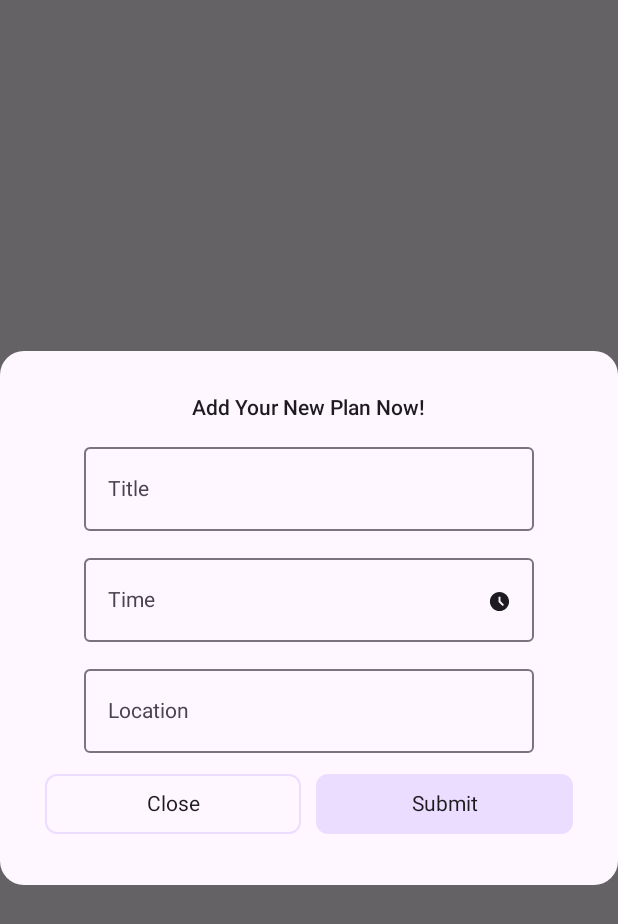
After one commit to fajarnasrullah/BanyumasTourismApp, an Android app built with Jetpack Compose: the composable AlertDialogPlanInput shown on its own in the app's theme, on a phone screen of 412 x 824 dp. The commit adds this screen. Shown: the top 924 px of the screen. Run offline under Robolectric (Android 15) with nearby library versions, the phone set to English and light mode, and no system bars; libraries missing offline, so code that uses them is left out: com.maxkeppeker.sheets, com.maxkeppeler.sheets; 5 statements that could not run were skipped.

Commit message:
create Alert Dialog for menu plan feature, such as Add and Delete

```diff
--- /dev/null
+++ b/app/src/main/java/com/jer/banyumastourismapp/presentation/itinerary/component/AlertDialogPlanInput.kt
@@ -0,0 +1,203 @@
+package com.jer.banyumastourismapp.presentation.itinerary.component
+
+import android.os.Build
+import android.util.TimeFormatException
+import android.widget.TimePicker
+import android.widget.Toast
+import androidx.compose.foundation.BorderStroke
+import androidx.compose.foundation.background
+import androidx.compose.foundation.layout.Arrangement
+import androidx.compose.foundation.layout.Column
+import androidx.compose.foundation.layout.Row
+import androidx.compose.foundation.layout.Spacer
+import androidx.compose.foundation.layout.fillMaxWidth
+import androidx.compose.foundation.layout.height
+import androidx.compose.foundation.layout.padding
+import androidx.compose.foundation.layout.size
+import androidx.compose.foundation.layout.width
+import androidx.compose.foundation.text.KeyboardActions
+import androidx.compose.foundation.text.KeyboardOptions
+import androidx.compose.material.icons.Icons
+import androidx.compose.material3.BasicAlertDialog
+import androidx.compose.material3.Button
+import androidx.compose.material3.ButtonColors
+import androidx.compose.material3.ButtonDefaults
+import androidx.compose.material3.ExperimentalMaterial3Api
+import androidx.compose.material3.Icon
+import androidx.compose.material3.IconButton
+import androidx.compose.material3.MaterialTheme
+import androidx.compose.material3.OutlinedButton
+import androidx.compose.material3.OutlinedTextField
+import androidx.compose.material3.Surface
+import androidx.compose.material3.Text
+import androidx.compose.runtime.Composable
+import androidx.compose.runtime.getValue
+import androidx.compose.runtime.mutableStateOf
+import androidx.compose.runtime.remember
+import androidx.compose.runtime.setValue
+import androidx.compose.ui.Alignment
+import androidx.compose.ui.Modifier
+import androidx.compose.ui.platform.LocalContext
+import androidx.compose.ui.res.painterResource
+import androidx.compose.ui.text.font.FontWeight
+import androidx.compose.ui.text.input.ImeAction
+import androidx.compose.ui.unit.dp
+import androidx.compose.ui.unit.sp
+import com.jer.banyumastourismapp.R
+import com.jer.banyumastourismapp.common.verySmallIcon
+import com.maxkeppeker.sheets.core.models.base.Header
+import com.maxkeppeker.sheets.core.models.base.rememberUseCaseState
+import com.maxkeppeler.sheets.clock.ClockDialog
+import com.maxkeppeler.sheets.clock.models.ClockConfig
+import com.maxkeppeler.sheets.clock.models.ClockSelection
+import java.time.LocalTime
+import java.time.format.DateTimeFormatter
+
+@OptIn(ExperimentalMaterial3Api::class)
+@Composable
+fun AlertDialogPlanInput(modifier: Modifier = Modifier, onDismiss: () -> Unit) {
+
+    var showrequest by remember { mutableStateOf(true) }
+    var category by remember { mutableStateOf(0) }
+    var title by remember { mutableStateOf("") }
+    var time by remember { mutableStateOf("") }
+    var location by remember { mutableStateOf("") }
+
+    var timeRequest by remember { mutableStateOf(false) }
+    val timeState = rememberUseCaseState()
+    var timeText by remember { mutableStateOf("") }
+
+    val context = LocalContext.current
+
+    if (showrequest) {
+        BasicAlertDialog(
+            onDismissRequest = {
+                showrequest = false
+                onDismiss() },
+        ) {
+
+            Surface (
+                shape = MaterialTheme.shapes.large,
+                color = MaterialTheme.colorScheme.background,
+            ) {
+                Column (
+                    verticalArrangement = Arrangement.Center,
+                    horizontalAlignment = Alignment.CenterHorizontally,
+                    modifier = Modifier.padding(30.dp)
+                ) {
+                    Text(
+                        text = "Add Your New Plan Now!",
+                        fontSize = 14.sp,
+                        fontWeight = FontWeight.SemiBold,
+                        color = MaterialTheme.colorScheme.onBackground,
+                    )
+
+                    Spacer(modifier = Modifier.height(10.dp))
+
+                    //title
+                    OutlinedTextField(
+                        value = title,
+                        onValueChange = { title = it },
+                        label = { Text("Title") },
+                        keyboardOptions = KeyboardOptions.Default.copy(imeAction = ImeAction.Done),
+                        modifier = Modifier.width(300.dp)
+                    )
+                    Spacer(modifier = Modifier.height(10.dp))
+
+                    //time
+                    OutlinedTextField(
+                        value = time,
+                        onValueChange = { time = it },
+                        label = { Text("Time") },
+                        keyboardOptions = KeyboardOptions.Default.copy(imeAction = ImeAction.Done),
+                        trailingIcon = {
+                            IconButton(
+                                modifier = Modifier.size(verySmallIcon),
+                                onClick = {
+                                    timeRequest = true
+                                    timeState.show()
+                                }
+                            ) { Icon(
+                                painter = painterResource(id = R.drawable.timeicon),
+                                contentDescription = null,
+                                tint = MaterialTheme.colorScheme.onBackground,
+                            ) }
+                        },
+                        modifier = Modifier.width(300.dp)
+
+                    )
+
+                    if (timeRequest) {
+
+                        if (Build.VERSION.SDK_INT >= Build.VERSION_CODES.O) {
+                            var selectedTime by remember { mutableStateOf(LocalTime.of(23, 20, 0)) }
+                            ClockDialog(
+                                state = timeState,
+                                selection = ClockSelection.HoursMinutes { hours, minutes ->
+                                    selectedTime = LocalTime.of(hours, minutes, 0)
+                                    time = selectedTime.format(DateTimeFormatter.ofPattern("HH:mm"))
+                                },
+                                config = ClockConfig(
+                                    defaultTime = selectedTime,
+                                    is24HourFormat = true
+                                ),
+
+                                )
+                        }
+
+                    }
+                    Spacer(modifier = Modifier.height(10.dp))
+
+                    //location
+                    OutlinedTextField(
+                        value = location,
+                        onValueChange = { location = it },
+                        label = { Text(text = "Location") },
+                        keyboardOptions = KeyboardOptions.Default.copy(imeAction = ImeAction.Done),
+                        modifier = Modifier.width(300.dp)
+
+                    )
+                    Spacer(modifier = Modifier.height(10.dp))
+
+                    Row(horizontalArrangement = Arrangement.Center, verticalAlignment = Alignment.CenterVertically) {
+
+                        OutlinedButton(
+                            border = BorderStroke(width = 1.dp, color =  MaterialTheme.colorScheme.primaryContainer),
+                            shape = MaterialTheme.shapes.small,
+                            onClick = {
+                                showrequest = false
+                                onDismiss()
+                            },
+                            modifier = Modifier
+                                .weight(1f)
+                        ) {
+                            Text(text = "Close", color = MaterialTheme.colorScheme.onBackground)
+                        }
+
+                        Spacer(modifier = Modifier.width(10.dp))
+
+                        Button(
+                            colors = ButtonDefaults.buttonColors(containerColor = MaterialTheme.colorScheme.primaryContainer),
+                            shape = MaterialTheme.shapes.small,
+                            onClick = {
+                                showrequest = false
+                                onDismiss()
+                                Toast.makeText(context, "Request Sent: \n$title, \n$time, \n$location", Toast.LENGTH_SHORT).show()
+                                //Logic nya sini cuy
+                            },
+                            modifier = Modifier
+                                .weight(1f)
+                        ) {
+                            Text(text = "Submit", color = MaterialTheme.colorScheme.onBackground)
+                        }
+
+
+                    }
+
+                }
+            }
+
+        }
+    }
+
+}
```
Also changed, not shown: app/src/main/java/com/jer/banyumastourismapp/presentation/component/SearchBarForAll.kt (+36 -7 lines), app/src/main/java/com/jer/banyumastourismapp/presentation/itinerary/ItineraryScreen.kt (+119 -9 lines).
